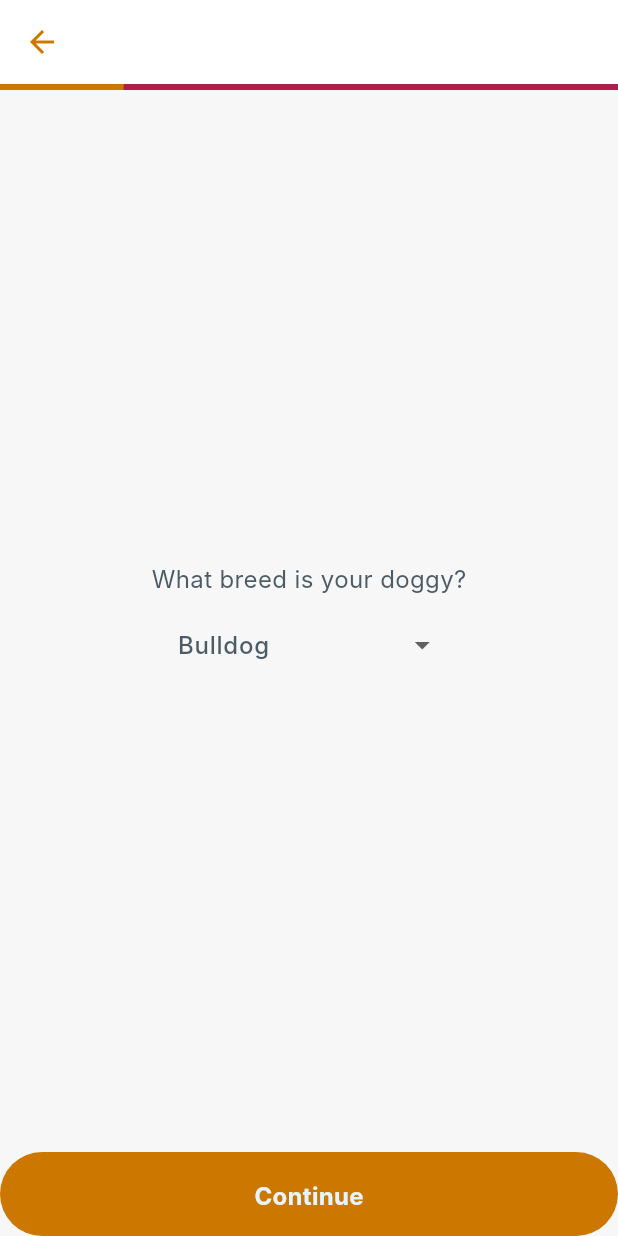
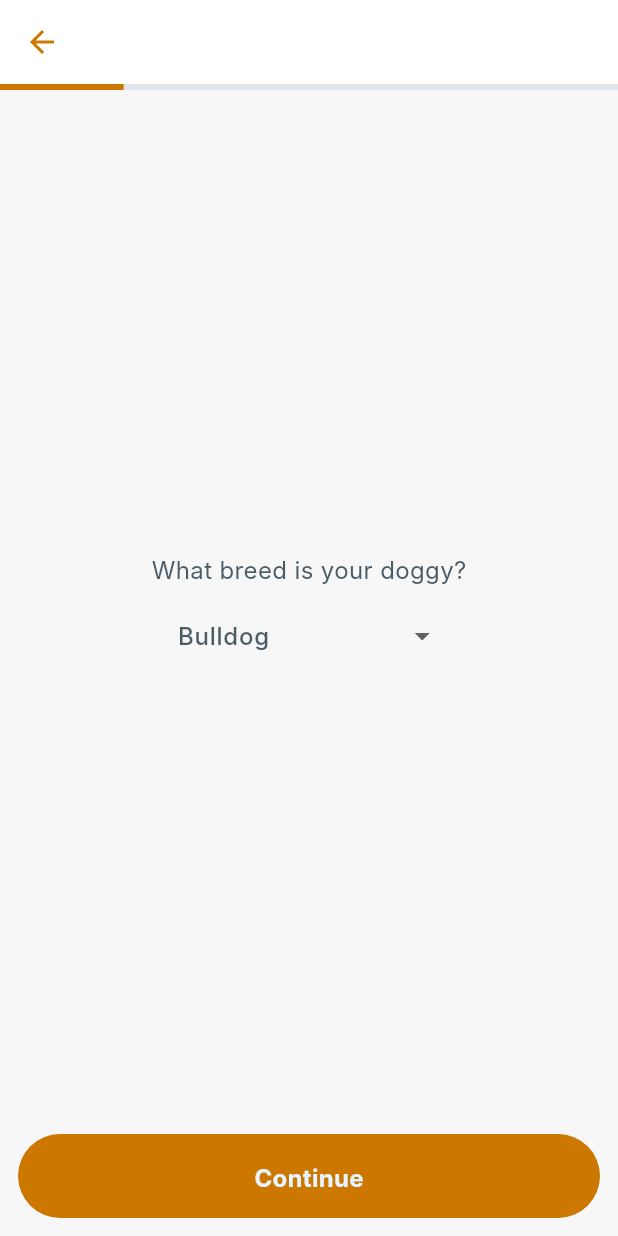
Before and after one commit to dccruzt/onboarding_form, a Flutter app: the OnboardingScreen screen opened by its route, on a phone screen of 412 x 824 dp. Run offline on Flutter 3.47's test engine with Material 3 defaults, Android fonts, the phone set to English and light mode, and no system bars; our stand-ins replace equatable, flutter_bloc, get_it; Roboto replaces fonts that are missing (Inter).

Commit message:
refactor: separate theme data into different files + small ui improvements

```diff
--- a/lib/core/design_system/theme_data.dart
+++ b/lib/core/design_system/theme_data.dart
@@ -4,6 +4,9 @@ import 'spacings.dart';
 
 part 'app_colors.dart';
 part 'color_scheme.dart';
+part 'theme_data/app_bar_theme.dart';
+part 'theme_data/button_theme.dart';
+part 'theme_data/text_theme.dart';
 
 class LightThemeVariation {
   static final _colorScheme = _CustomColorScheme.light;
@@ -14,6 +17,9 @@ class LightThemeVariation {
     textTheme: _textTheme(_colorScheme),
     appBarTheme: _appBarTheme(_colorScheme),
     filledButtonTheme: _filledButtonTheme(_colorScheme),
+    progressIndicatorTheme: ProgressIndicatorThemeData(
+      linearTrackColor: _colorScheme.surfaceContainerHighest,
+    ),
   );
 }
 
@@ -26,95 +32,8 @@ class DarkThemeVariation {
     textTheme: _textTheme(_colorScheme),
     appBarTheme: _appBarTheme(_colorScheme),
     filledButtonTheme: _filledButtonTheme(_colorScheme),
+    progressIndicatorTheme: ProgressIndicatorThemeData(
+      linearTrackColor: _colorScheme.surfaceContainerHighest,
+    ),
   );
 }
-
-TextTheme _textTheme(ColorScheme colors) => TextTheme(
-  headlineLarge: TextStyle(
-    fontSize: 32.0,
-    fontWeight: FontWeight.bold,
-    color: colors.onSurface,
-    height: 44 / 32,
-    letterSpacing: 0.8,
-  ),
-  headlineSmall: TextStyle(
-    fontSize: 24.0,
-    fontWeight: FontWeight.w500,
-    color: colors.onSurface,
-    height: 32 / 24,
-  ),
-  // title
-  titleLarge: TextStyle(
-    fontSize: 24.0,
-    fontWeight: FontWeight.w700,
-    color: colors.onSurface,
-    height: 32 / 24,
-  ),
-  titleMedium: TextStyle(
-    fontSize: 16.0,
-    fontWeight: FontWeight.w600,
-    color: colors.onSurface,
-    height: 24 / 16,
-  ),
-  titleSmall: TextStyle(
-    fontSize: 14.0,
-    fontWeight: FontWeight.w500,
-    color: colors.onSurface,
-    height: 18 / 14,
-  ),
-  // label
-  labelLarge: TextStyle(
-    fontSize: 16.0,
-    fontWeight: FontWeight.bold,
-    height: 24 / 16,
-    letterSpacing: 0.2,
-    color: colors.onSurface,
-  ),
-  // Caption
-  labelMedium: TextStyle(
-    fontSize: 12.0,
-    fontWeight: FontWeight.w500,
-    height: 16 / 12,
-    color: colors.onSurfaceVariant,
-  ),
-  // body
-  bodyMedium: TextStyle(
-    fontSize: 16.0,
-    fontWeight: FontWeight.w400,
-    color: colors.onSurfaceVariant,
-    height: 24 / 16,
-  ),
-  bodyLarge: TextStyle(
-    fontSize: 16.0,
-    fontWeight: FontWeight.w500,
-    color: colors.onSurfaceVariant,
-    height: 24 / 16,
-  ),
-).apply(fontFamily: 'Inter');
-
-AppBarTheme _appBarTheme(ColorScheme colors) => AppBarTheme(
-  elevation: 0,
-  scrolledUnderElevation: 0,
-  backgroundColor: colors.surfaceContainer,
-  foregroundColor: colors.primary,
-  titleTextStyle: _textTheme(colors).labelLarge,
-  titleSpacing: x1,
-  centerTitle: false,
-);
-
-FilledButtonThemeData _filledButtonTheme(ColorScheme colors) =>
-    FilledButtonThemeData(
-      style: FilledButton.styleFrom(
-        textStyle: _textTheme(colors).labelLarge,
-        elevation: 0.0,
-        fixedSize: null,
-        padding: const EdgeInsets.symmetric(horizontal: x8, vertical: x4),
-        maximumSize: Size.infinite,
-        side: BorderSide.none,
-        shape: RoundedRectangleBorder(borderRadius: BorderRadius.circular(x8)),
-        tapTargetSize: MaterialTapTargetSize.shrinkWrap,
-        animationDuration: kThemeChangeDuration,
-        enableFeedback: true,
-        alignment: Alignment.center,
-      ),
-    );
--- /dev/null
+++ b/lib/core/design_system/theme_data/app_bar_theme.dart
@@ -0,0 +1,11 @@
+part of '../theme_data.dart';
+
+AppBarTheme _appBarTheme(ColorScheme colors) => AppBarTheme(
+  elevation: 0,
+  scrolledUnderElevation: 0,
+  backgroundColor: colors.surfaceContainer,
+  foregroundColor: colors.primary,
+  titleTextStyle: _textTheme(colors).labelLarge,
+  titleSpacing: x1,
+  centerTitle: false,
+);
--- /dev/null
+++ b/lib/core/design_system/theme_data/button_theme.dart
@@ -0,0 +1,18 @@
+part of '../theme_data.dart';
+
+FilledButtonThemeData _filledButtonTheme(ColorScheme colors) =>
+    FilledButtonThemeData(
+      style: FilledButton.styleFrom(
+        textStyle: _textTheme(colors).labelLarge,
+        elevation: 0.0,
+        fixedSize: null,
+        padding: const EdgeInsets.symmetric(horizontal: x8, vertical: x4),
+        maximumSize: Size.infinite,
+        side: BorderSide.none,
+        shape: RoundedRectangleBorder(borderRadius: BorderRadius.circular(x8)),
+        tapTargetSize: MaterialTapTargetSize.shrinkWrap,
+        animationDuration: kThemeChangeDuration,
+        enableFeedback: true,
+        alignment: Alignment.center,
+      ),
+    );
--- /dev/null
+++ b/lib/core/design_system/theme_data/text_theme.dart
@@ -0,0 +1,64 @@
+part of '../theme_data.dart';
+
+TextTheme _textTheme(ColorScheme colors) => TextTheme(
+  headlineLarge: TextStyle(
+    fontSize: 32.0,
+    fontWeight: FontWeight.bold,
+    color: colors.onSurface,
+    height: 44 / 32,
+    letterSpacing: 0.8,
+  ),
+  headlineSmall: TextStyle(
+    fontSize: 24.0,
+    fontWeight: FontWeight.w500,
+    color: colors.onSurface,
+    height: 32 / 24,
+  ),
+  // title
+  titleLarge: TextStyle(
+    fontSize: 24.0,
+    fontWeight: FontWeight.w700,
+    color: colors.onSurface,
+    height: 32 / 24,
+  ),
+  titleMedium: TextStyle(
+    fontSize: 16.0,
+    fontWeight: FontWeight.w600,
+    color: colors.onSurface,
+    height: 24 / 16,
+  ),
+  titleSmall: TextStyle(
+    fontSize: 14.0,
+    fontWeight: FontWeight.w500,
+    color: colors.onSurface,
+    height: 18 / 14,
+  ),
+  // label
+  labelLarge: TextStyle(
+    fontSize: 16.0,
+    fontWeight: FontWeight.bold,
+    height: 24 / 16,
+    letterSpacing: 0.2,
+    color: colors.onSurface,
+  ),
+  // Caption
+  labelMedium: TextStyle(
+    fontSize: 12.0,
+    fontWeight: FontWeight.w500,
+    height: 16 / 12,
+    color: colors.onSurfaceVariant,
+  ),
+  // body
+  bodyMedium: TextStyle(
+    fontSize: 16.0,
+    fontWeight: FontWeight.w400,
+    color: colors.onSurfaceVariant,
+    height: 24 / 16,
+  ),
+  bodyLarge: TextStyle(
+    fontSize: 16.0,
+    fontWeight: FontWeight.w500,
+    color: colors.onSurfaceVariant,
+    height: 24 / 16,
+  ),
+).apply(fontFamily: 'Inter');
--- a/lib/ui/screens/onboarding_screen.dart
+++ b/lib/ui/screens/onboarding_screen.dart
@@ -2,7 +2,9 @@ import 'package:flutter/material.dart';
 import 'package:flutter_bloc/flutter_bloc.dart';
 
 import '../../core/design_system/components/regular_filled_button.dart';
+import '../../core/design_system/spacings.dart';
 import '../controller/onboarding/onboarding_controller.dart';
+import '../widgets/form_content.dart';
 import 'steps/step_birthday_page.dart';
 import 'steps/step_breed_page.dart';
 import 'steps/step_details_page.dart';
@@ -46,8 +48,12 @@ class _OnboardingScreenState extends State<OnboardingScreen> {
               final progress = (state.step + 1) / OnboardingCubit.totalSteps;
 
               return Column(
+                mainAxisSize: MainAxisSize.min,
                 children: [
                   LinearProgressIndicator(value: progress),
+                  Flexible(
+                    child: FormContent(
+                      children: [
                         Flexible(
                           child: PageView(
                             controller: _controller,
@@ -62,10 +68,14 @@ class _OnboardingScreenState extends State<OnboardingScreen> {
                             ],
                           ),
                         ),
+                        const SizedBox(height: x3),
                         RegularFilledButton(
                           onPressed: () => _onPressed(context),
                           text: 'Continue',
                           expanded: true,
+                        ),
+                      ],
+                    ),
                   ),
                 ],
               );
--- /dev/null
+++ b/lib/ui/widgets/form_content.dart
@@ -0,0 +1,17 @@
+import 'package:flutter/material.dart';
+
+import '../../core/design_system/spacings.dart';
+
+class FormContent extends StatelessWidget {
+  const FormContent({super.key, required this.children});
+
+  final List<Widget> children;
+
+  @override
+  Widget build(BuildContext context) {
+    return Padding(
+      padding: const EdgeInsets.all(x3),
+      child: Column(children: children),
+    );
+  }
+}
```
Lines whose indentation alone changed are shown as unchanged.
